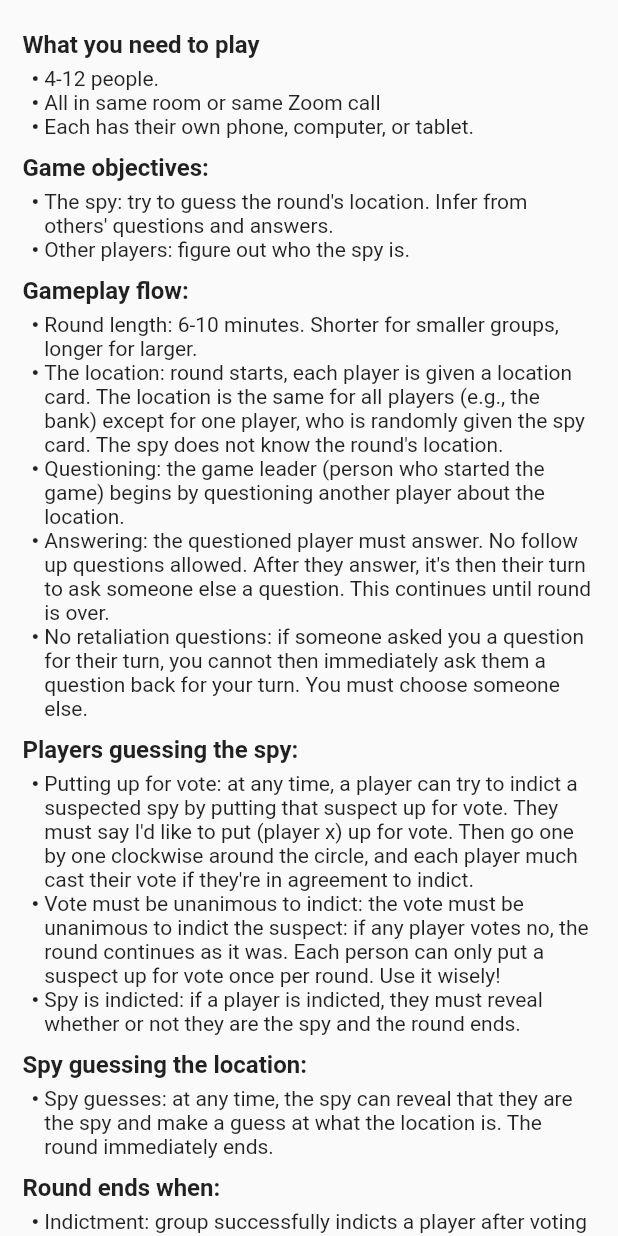
After one commit to shyam-lal/spyfallFlutter, a Flutter app: the RulesScreen screen opened by its route, on a phone screen of 412 x 824 dp. The commit adds this screen. Run offline on Flutter 3.47's test engine with Material 2 defaults, Android fonts, the phone set to English and light mode, and no system bars; our stand-ins replace firebase_core, firebase_database, google_fonts, shared_preferences; missing offline and left inert: flutter_share; accounts and stored records are empty.

Commit message:
Rules Screen

```diff
--- a/lib/custom_widgets/alert.dart
+++ b/lib/custom_widgets/alert.dart
@@ -118,7 +118,8 @@ class AlertScreen extends StatelessWidget {
           });
         });
       } else {
-        Navigator.pop(context);
+        // Navigator.pop(context);
+        Navigator.popUntil(context, ModalRoute.withName('/'));
         Messages.displayMessage(context, "Enter a valid Room Id");
       }
     });
--- a/lib/main.dart
+++ b/lib/main.dart
@@ -8,6 +8,7 @@ import 'package:spyfall/screens/game_screen.dart';
 import 'package:spyfall/screens/homescreen.dart';
 import 'package:flutter/foundation.dart' show kIsWeb;
 import 'package:spyfall/screens/lobby-screen.dart';
+import 'package:spyfall/screens/rules-screen.dart';
 
 void main() async {
   // WidgetsFlutterBinding.ensureInitialized();
@@ -54,6 +55,7 @@ class MyApp extends StatelessWidget {
         '/': (context) => HomeScreen(),
         '/lobby': (context) => LobbyScreen(),
         '/gameScreen': (context) => GameScreen(),
+        '/rules': (context) => RulesScreen(),
       },
     );
   }
--- /dev/null
+++ b/lib/screens/rules-screen.dart
@@ -0,0 +1,154 @@
+import 'package:flutter/material.dart';
+import 'package:spyfall/custom_widgets/custombutton.dart';
+
+class RulesScreen extends StatelessWidget {
+  // const RulesScreen({Key? key}) : super(key: key);
+
+  @override
+  Widget build(BuildContext context) {
+    final screenHeight = MediaQuery.of(context).size.height;
+    final screenWidth = MediaQuery.of(context).size.width;
+    return Scaffold(
+      body: Container(
+        padding: EdgeInsets.fromLTRB(15, 10, 15, 0),
+        width: screenWidth,
+        child: ListView(
+          children: [
+            HeadingText("What you need to play"),
+            UnorderedListItem("4-12 people."),
+            UnorderedListItem("All in same room or same Zoom call"),
+            UnorderedListItem("Each has their own phone, computer, or tablet."),
+            /////
+            HeadingText('Game objectives:'),
+            UnorderedListItem(
+                "The spy: try to guess the round's location. Infer from others' questions and answers."),
+            UnorderedListItem("Other players: figure out who the spy is."),
+            ////////
+            //////
+            ///////
+            HeadingText('Gameplay flow:'),
+            UnorderedListItem(
+                'Round length: 6-10 minutes. Shorter for smaller groups, longer for larger.'),
+            UnorderedListItem(
+                "The location: round starts, each player is given a location card. The location is the same for all players (e.g., the bank) except for one player, who is randomly given the spy card. The spy does not know the round's location."),
+            UnorderedListItem(
+                "Questioning: the game leader (person who started the game) begins by questioning another player about the location."),
+            UnorderedListItem(
+                "Answering: the questioned player must answer. No follow up questions allowed. After they answer, it's then their turn to ask someone else a question. This continues until round is over."),
+            UnorderedListItem(
+                "No retaliation questions: if someone asked you a question for their turn, you cannot then immediately ask them a question back for your turn. You must choose someone else."),
+            //////
+            //////
+            //////
+            HeadingText("Players guessing the spy:"),
+            UnorderedListItem(
+                "Putting up for vote: at any time, a player can try to indict a suspected spy by putting that suspect up for vote. They must say I'd like to put (player x) up for vote. Then go one by one clockwise around the circle, and each player much cast their vote if they're in agreement to indict."),
+            UnorderedListItem(
+                "Vote must be unanimous to indict: the vote must be unanimous to indict the suspect: if any player votes no, the round continues as it was. Each person can only put a suspect up for vote once per round. Use it wisely!"),
+            UnorderedListItem(
+                "Spy is indicted: if a player is indicted, they must reveal whether or not they are the spy and the round ends."),
+            //////
+            //////
+            /////
+            HeadingText("Spy guessing the location:"),
+            UnorderedListItem(
+                "Spy guesses: at any time, the spy can reveal that they are the spy and make a guess at what the location is. The round immediately ends."),
+            //////
+            //////
+            /////
+            HeadingText("Round ends when:"),
+            UnorderedListItem(
+                "Indictment: group successfully indicts a player after voting OR"),
+            UnorderedListItem(
+                "Spy guesses: spy stops the round to make a guess about the location OR"),
+            UnorderedListItem("No time left: clock runs out"),
+            //////
+            /////
+            HeadingText("Scoring and who wins:"),
+            Text(
+              "Spy Victory",
+              style: TextStyle(fontStyle: FontStyle.italic),
+            ),
+            UnorderedListItem(
+                "The spy earns 2 points if no one is successfully indicted of being the spy"),
+            UnorderedListItem(
+                "The spy earns 4 points if a non-spy player is successfully indicted of being a spy"),
+            UnorderedListItem(
+                "The spy earns 4 points if the spy stops the game and successfully guesses the location"),
+            Text("Non-Spy Victory"),
+            UnorderedListItem("Each non-spy player earns 1 point"),
+            UnorderedListItem(
+                "The player who initiated the successful indictment of the spy earns 2 points instead"),
+            Text("Running total:"),
+            UnorderedListItem(
+                "You can play for as many rounds as you'd like. Whoever has the most points at the end of the target number of rounds is the overall game winner."),
+            Row(
+              mainAxisAlignment: MainAxisAlignment.center,
+              children: [
+                Padding(
+                  padding: const EdgeInsets.only(top: 30, bottom: 25),
+                  child: SFButton(
+                      "Go Back", screenHeight * 0.06, screenWidth * 0.3, () {
+                    Navigator.popUntil(context, ModalRoute.withName('/'));
+                  }),
+                )
+              ],
+            )
+          ],
+        ),
+      ),
+    );
+  }
+}
+
+class HeadingText extends StatelessWidget {
+  // const HeadingText({Key? key}) : super(key: key);
+  final String text;
+  HeadingText(this.text);
+
+  @override
+  Widget build(BuildContext context) {
+    return Padding(
+      padding: const EdgeInsets.fromLTRB(0, 10, 0, 5),
+      child: Text(
+        text,
+        style: TextStyle(fontSize: 16, fontWeight: FontWeight.w700),
+      ),
+    );
+  }
+}
+
+class UnorderedListItem extends StatelessWidget {
+  UnorderedListItem(this.text);
+  final String text;
+
+  @override
+  Widget build(BuildContext context) {
+    return Row(
+      crossAxisAlignment: CrossAxisAlignment.start,
+      children: <Widget>[
+        SizedBox(
+          width: 6,
+        ),
+        Text(
+          "• ",
+          style: TextStyle(fontWeight: FontWeight.bold),
+        ),
+        Expanded(
+          child: Text(text),
+        ),
+      ],
+    );
+  }
+}
+
+class NormalText extends StatelessWidget {
+  // const HeadingText({Key? key}) : super(key: key);
+  final String text;
+  NormalText(this.text);
+
+  @override
+  Widget build(BuildContext context) {
+    return Text(text);
+  }
+}
```
Also changed, not shown: lib/custom_widgets/loading-alert.dart (added, +46 -0 lines), lib/screens/game_screen.dart (+5 -2 lines), lib/screens/homescreen.dart (+62 -2 lines), lib/screens/lobby-screen.dart (+12 -0 lines).
